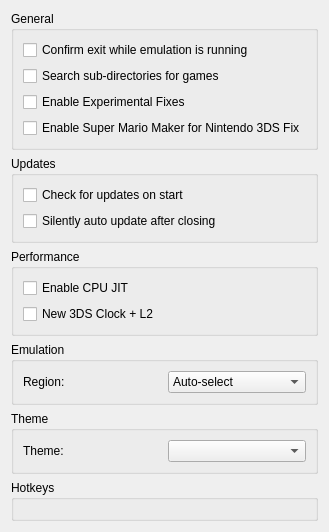
Old version of the form src/citra_qt/configuration/configure_general.ui in the repository grimtnt/citra.
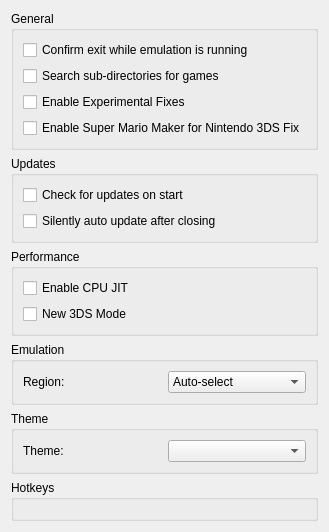
New version of the form. Custom widgets are drawn as their Qt base class.

```diff
--- a/src/citra_qt/configuration/configure_general.ui
+++ b/src/citra_qt/configuration/configure_general.ui
@@ -102,7 +102,7 @@
           <item>
            <widget class="QCheckBox" name="toggle_new3ds">
             <property name="text">
-             <string>New 3DS Clock + L2</string>
+             <string>New 3DS Mode</string>
             </property>
            </widget>
           </item>
```
Left out of the diff: 3 changed lines with no effect on the pictures.
